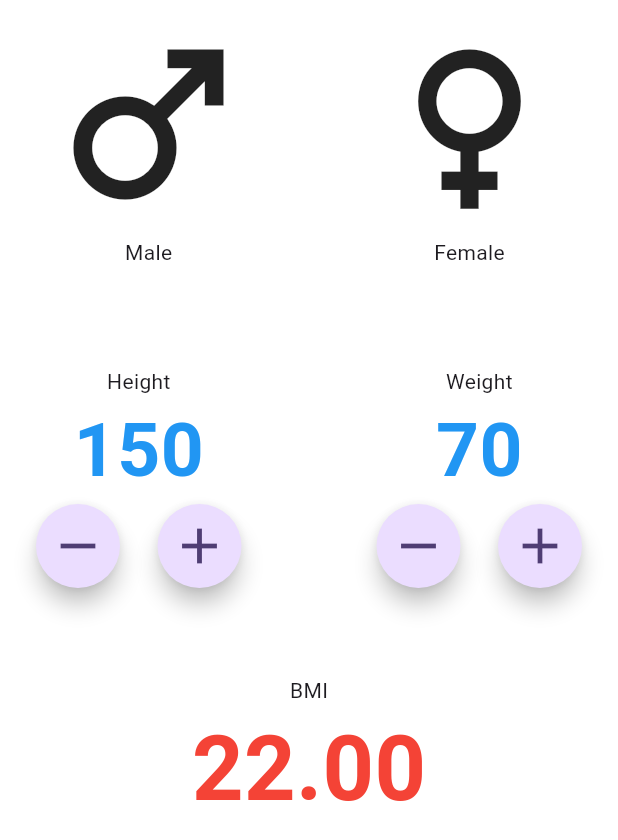
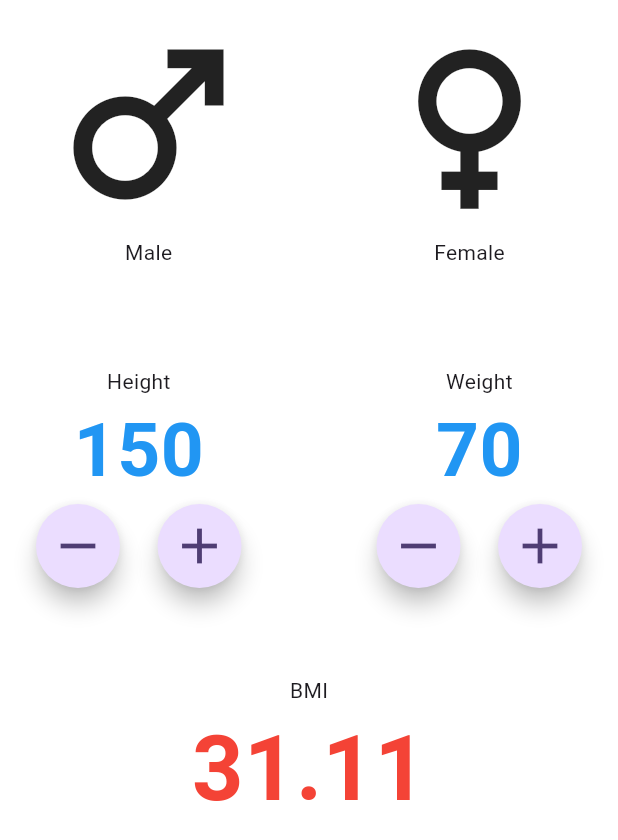
Before and after one commit to malith-kavi/bmicalculator, a Flutter app: the screen it shows after launch, after a tap on the "remove" icon, after a tap on the "add" icon, on a phone screen of 412 x 824 dp. Shown: the top 840 px of the screen. Run offline on Flutter 3.47's test engine with Material 3 defaults, Android fonts, the phone set to English and light mode, and no system bars.

Commit message:
updates on code

```diff
--- a/lib/main_page.dart
+++ b/lib/main_page.dart
@@ -12,6 +12,10 @@ class _MainPageState extends State<MainPage> {
 
   int height = 150;
   int weight = 70;
+
+  late double bmi = calculateBMI(height: height, weight: weight);
+
+
   @override
   Widget build(BuildContext context) {
     return Scaffold(
@@ -60,7 +64,10 @@ class _MainPageState extends State<MainPage> {
                             FloatingActionButton(
                               onPressed: (){
                                 setState(() {
-                                  height--;
+                                  if (height>50) {
+                                    height--;
+                                    bmi = calculateBMI(height: height, weight: weight);
+                                  }
                                 });
                               },
                               shape: CircleBorder(),
@@ -70,7 +77,10 @@ class _MainPageState extends State<MainPage> {
                             FloatingActionButton(
                               onPressed: (){
                                 setState(() {
-                                  height++;
+                                  if (height<220) {
+                                    height++;
+                                    bmi = calculateBMI(height: height, weight: weight);
+                                  }
                                 });
                               },
                               shape: CircleBorder(),
@@ -95,7 +105,10 @@ class _MainPageState extends State<MainPage> {
                             FloatingActionButton(
                               onPressed: (){
                                 setState(() {
-                                  weight--;
+                                  if (weight>25) {
+                                    weight--;
+                                    bmi = calculateBMI(height: height, weight: weight);
+                                  }
                                 });
                               },
                               shape: CircleBorder(),
@@ -105,7 +118,10 @@ class _MainPageState extends State<MainPage> {
                             FloatingActionButton(
                               onPressed: (){
                                 setState(() {
-                                  weight++;
+                                  if (weight<300) {
+                                    weight++;
+                                    bmi = calculateBMI(height: height, weight: weight);
+                                  }
                                 });
                               },
                               shape: CircleBorder(),
@@ -122,7 +138,8 @@ class _MainPageState extends State<MainPage> {
               Column(
                 children: [
                   const Text("BMI"),
-                  Text("22.00",style: kInputLabelColor.copyWith(color: kTextColorR, fontSize: 60),),
+                  Text(bmi.toStringAsFixed(2),
+                  style: kInputLabelColor.copyWith(color: kTextColorR, fontSize: 60),),
                 ],
               )
             ],
@@ -132,5 +149,7 @@ class _MainPageState extends State<MainPage> {
     );
   }
 
-
+  double calculateBMI({required int height, required int weight}){
+    return (weight/(height*height))*10000;
+  }
 }
```
Also changed, not shown: lib/constants.dart (+5 -4 lines).
